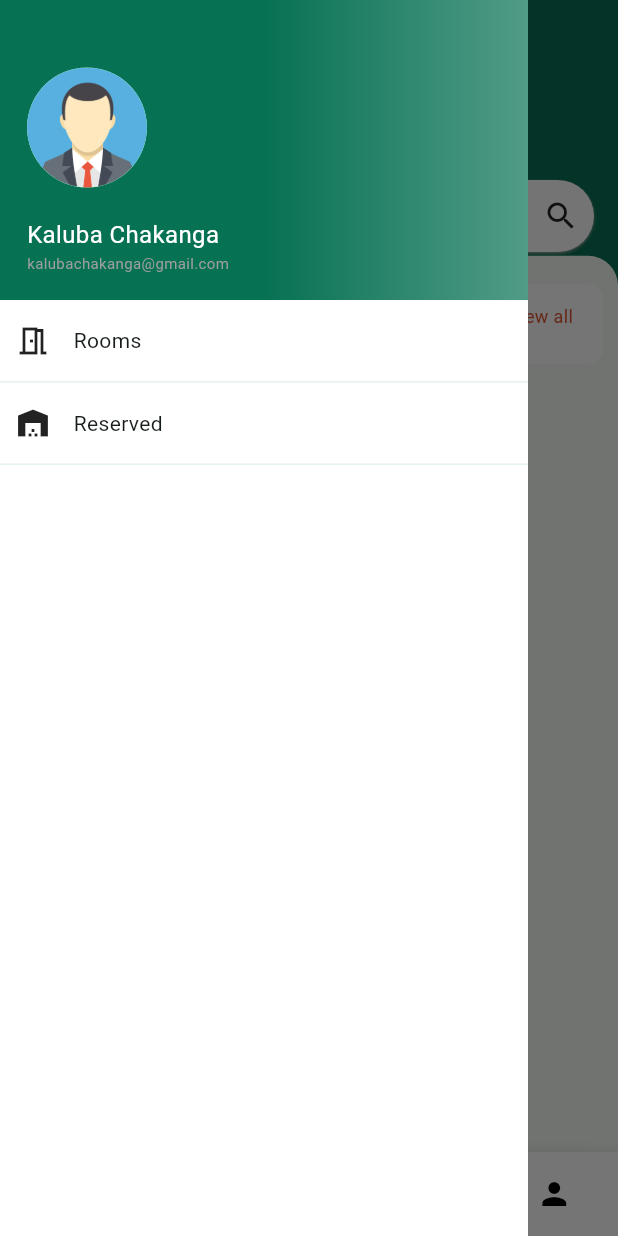
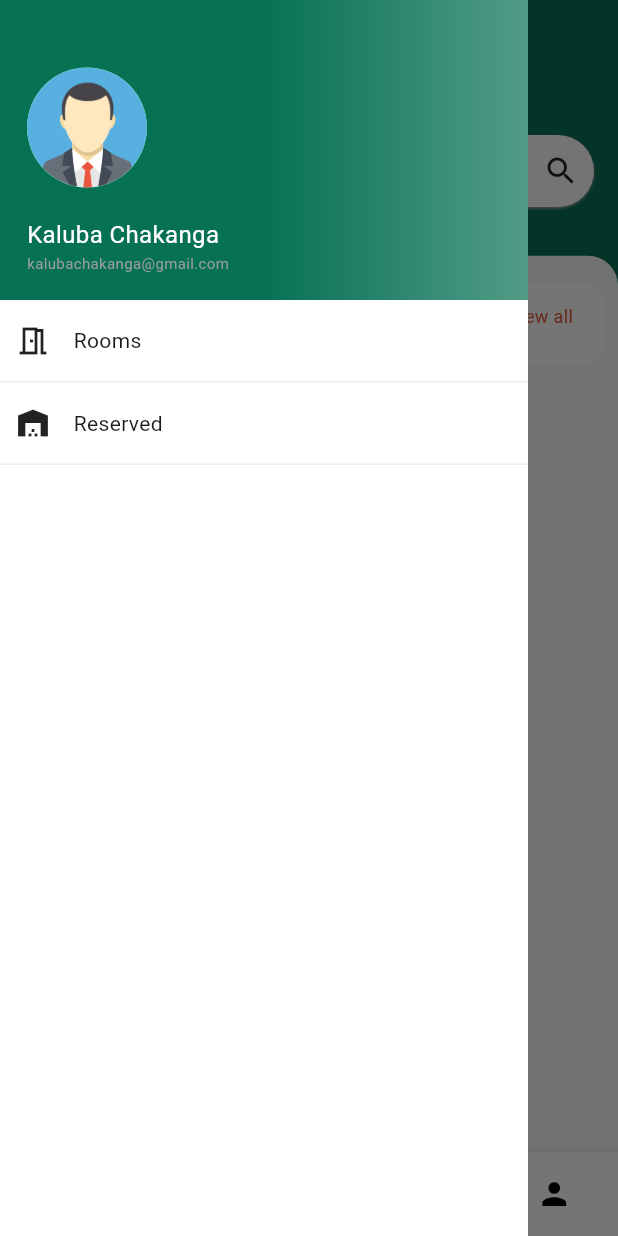
Before and after one commit to KalubaTech/kasama-towers-lodge, a Flutter app: the screen it shows after launch, with the side drawer open, on a phone screen of 412 x 824 dp. Run offline on Flutter 3.47's test engine with Material 3 defaults, Android fonts, the phone set to English and light mode, and no system bars; drawn by our look-alikes of animated_bottom_navigation_bar, draggable_home; our stand-ins replace cloud_firestore, firebase_core, get, google_fonts, loading_indicator, smooth_page_indicator; missing offline and left inert: chip_list, circular_bottom_navigation, flutter_timeline_calendar, grid_staggered_lite, search_choices; accounts and stored records are empty; Roboto replaces fonts that are missing (Agbalumo).

Commit message:
Added updates

```diff
--- a/lib/views/dashboard/dashboard.dart
+++ b/lib/views/dashboard/dashboard.dart
@@ -34,7 +34,7 @@ class Dashboard extends StatelessWidget {
           padding: EdgeInsets.symmetric(vertical: 40, horizontal: 16),
           child: Column(
             children: [
-              SizedBox(height: 80,),
+              SizedBox(height: 50,),
               SearchMock()
             ],
           ),
```
